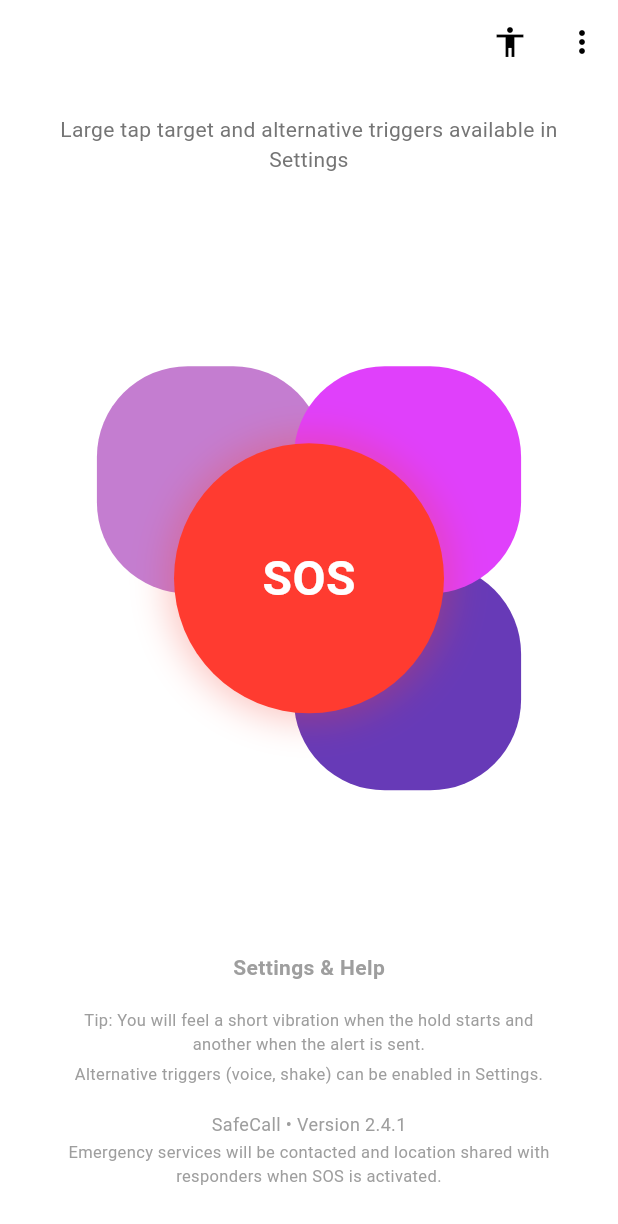
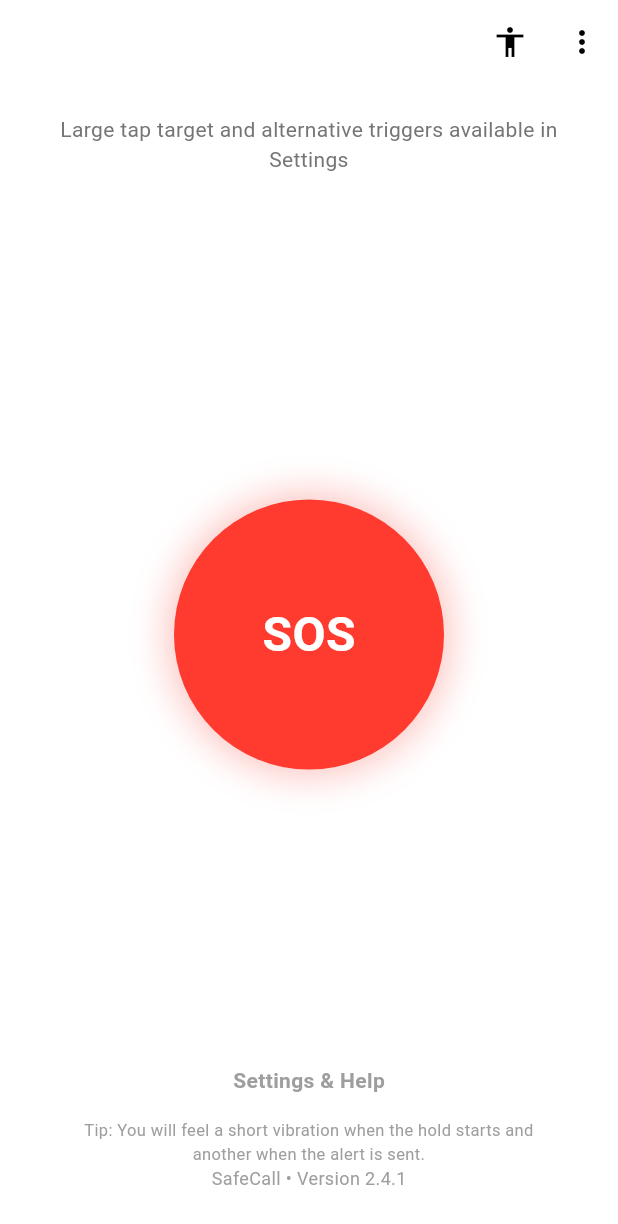
Before and after one commit to Nandy637/emergency_resource_dispatch_system, a Flutter app: the screen it shows after launch, on a phone screen of 412 x 824 dp. Shown: the top 1224 px of the screen. Run offline on Flutter 3.47's test engine with Material 3 defaults, Android fonts, the phone set to English and light mode, and no system bars; Roboto replaces fonts that are missing (SF Pro Display).

Commit message:
Fix SOS screen - simplified version

```diff
--- a/lib/screens/sos_home_screen.dart
+++ b/lib/screens/sos_home_screen.dart
@@ -1,36 +1,17 @@
 import 'package:flutter/material.dart';
-import 'package:flutter/services.dart'; // For Haptics
+import 'package:flutter/services.dart';
 
 class SOSHomeScreen extends StatefulWidget {
   @override
   _SOSHomeScreenState createState() => _SOSHomeScreenState();
 }
 
-class _SOSHomeScreenState extends State<SOSHomeScreen>
-    with SingleTickerProviderStateMixin {
-  late AnimationController _pulseController;
+class _SOSHomeScreenState extends State<SOSHomeScreen> {
   bool _isHolding = false;
 
-  @override
-  void initState() {
-    super.initState();
-    // Pulse animation for the background shapes
-    _pulseController = AnimationController(
-      vsync: this,
-      duration: Duration(seconds: 2),
-    )..repeat(reverse: true);
-  }
-
-  @override
-  void dispose() {
-    _pulseController.dispose();
-    super.dispose();
-  }
-
   void _handleEmergencyTrigger() {
-    HapticFeedback.vibrate(); // Haptic: complete
+    HapticFeedback.vibrate();
     print("Emergency Dispatch Triggered!");
-    // Navigate to Incident Tracking Screen
   }
 
   @override
@@ -41,12 +22,17 @@ class _SOSHomeScreenState extends State<SOSHomeScreen>
         backgroundColor: Colors.transparent,
         elevation: 0,
         actions: [
-          IconButton(icon: Icon(Icons.accessibility, color: Colors.black), onPressed: () {}),
-          IconButton(icon: Icon(Icons.more_vert, color: Colors.black), onPressed: () {}),
+          IconButton(
+            icon: Icon(Icons.accessibility, color: Colors.black),
+            onPressed: () {},
+          ),
+          IconButton(
+            icon: Icon(Icons.more_vert, color: Colors.black),
+            onPressed: () {},
+          ),
         ],
       ),
       body: Column(
-        mainAxisAlignment: MainAxisAlignment.spaceBetween,
         children: [
           Padding(
             padding: const EdgeInsets.symmetric(horizontal: 40, vertical: 20),
@@ -56,45 +42,20 @@ class _SOSHomeScreenState extends State<SOSHomeScreen>
               style: TextStyle(color: Colors.grey[600], fontSize: 14),
             ),
           ),
-
-          // Central SOS Trigger
-          Center(
+          Expanded(
+            child: Center(
               child: GestureDetector(
                 onLongPressStart: (_) {
                   setState(() => _isHolding = true);
-                HapticFeedback.mediumImpact(); // Haptic: start
+                  HapticFeedback.mediumImpact();
                 },
                 onLongPressEnd: (_) => setState(() => _isHolding = false),
                 onLongPress: _handleEmergencyTrigger,
-              child: Stack(
-                alignment: Alignment.center,
-                children: [
-                  // Animated Background Blobs
-                  AnimatedBuilder(
-                    animation: _pulseController,
-                    builder: (context, child) {
-                      return Transform.scale(
-                        scale: 1.0 + (_pulseController.value * 0.1),
                 child: Container(
-                          width: 280,
-                          height: 280,
-                          child: Stack(
-                            children: [
-                              _buildBlob(Colors.purple.withOpacity(0.6), Alignment.topLeft),
-                              _buildBlob(Colors.deepPurple, Alignment.bottomRight),
-                              _buildBlob(Colors.purpleAccent, Alignment.topRight),
-                            ],
-                          ),
-                        ),
-                      );
-                    },
-                  ),
-                  // The Main SOS Button
-                  Container(
                   width: 180,
                   height: 180,
                   decoration: BoxDecoration(
-                      color: Color(0xFFFF3B30), // Emergency Red
+                    color: Color(0xFFFF3B30),
                     shape: BoxShape.circle,
                     boxShadow: [
                       BoxShadow(
@@ -115,23 +76,24 @@ class _SOSHomeScreenState extends State<SOSHomeScreen>
                     ),
                   ),
                 ),
-                ],
               ),
             ),
           ),
-
-          // Footer Info
           Padding(
             padding: const EdgeInsets.only(bottom: 30),
             child: Column(
               children: [
                 Text("Settings & Help", style: TextStyle(color: Colors.grey, fontWeight: FontWeight.w600)),
                 SizedBox(height: 15),
-                _footerText("Tip: You will feel a short vibration when the hold starts and another when the alert is sent."),
-                _footerText("Alternative triggers (voice, shake) can be enabled in Settings."),
-                SizedBox(height: 15),
+                Padding(
+                  padding: const EdgeInsets.symmetric(horizontal: 40),
+                  child: Text(
+                    "Tip: You will feel a short vibration when the hold starts and another when the alert is sent.",
+                    textAlign: TextAlign.center,
+                    style: TextStyle(color: Colors.grey[500], fontSize: 11),
+                  ),
+                ),
                 Text("SafeCall • Version 2.4.1", style: TextStyle(color: Colors.grey, fontSize: 12)),
-                _footerText("Emergency services will be contacted and location shared with responders when SOS is activated."),
               ],
             ),
           ),
@@ -139,29 +101,4 @@ class _SOSHomeScreenState extends State<SOSHomeScreen>
       ),
     );
   }
-
-  Widget _buildBlob(Color color, Alignment alignment) {
-    return Align(
-      alignment: alignment,
-      child: Container(
-        width: 150,
-        height: 150,
-        decoration: BoxDecoration(
-          color: color,
-          borderRadius: BorderRadius.circular(60),
-        ),
-      ),
-    );
 }
-
-  Widget _footerText(String text) {
-    return Padding(
-      padding: const EdgeInsets.symmetric(horizontal: 40, vertical: 2),
-      child: Text(
-        text,
-        textAlign: TextAlign.center,
-        style: TextStyle(color: Colors.grey[500], fontSize: 11),
-      ),
-    );
-  }
-}
```
Lines whose indentation alone changed are shown as unchanged.
